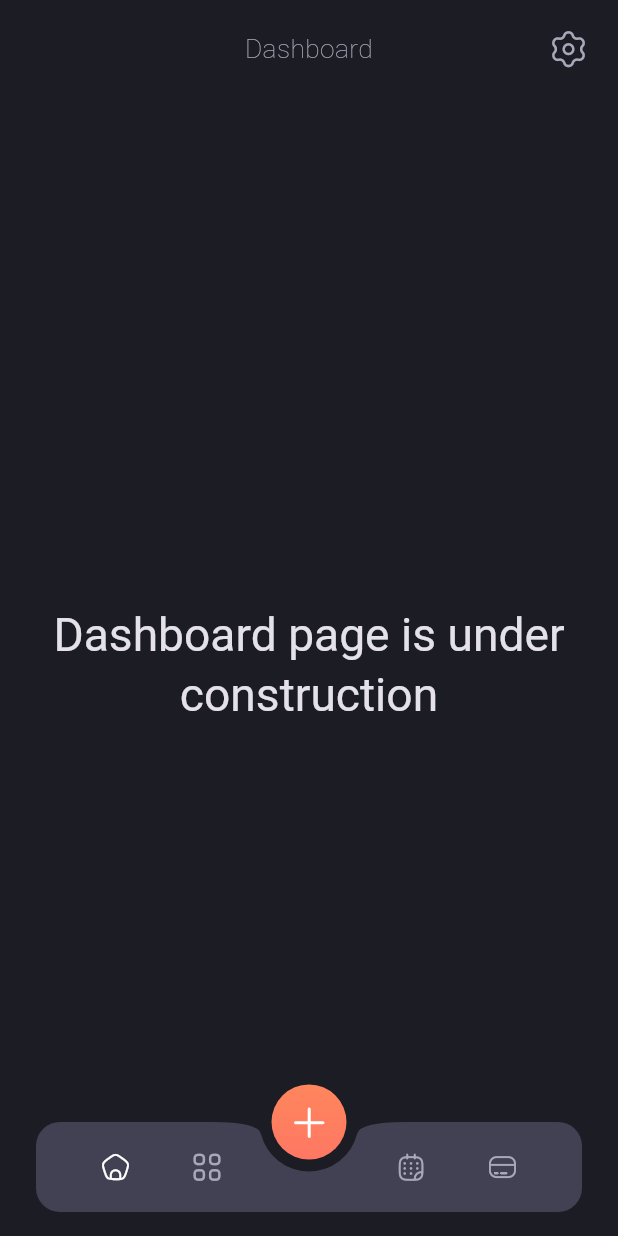
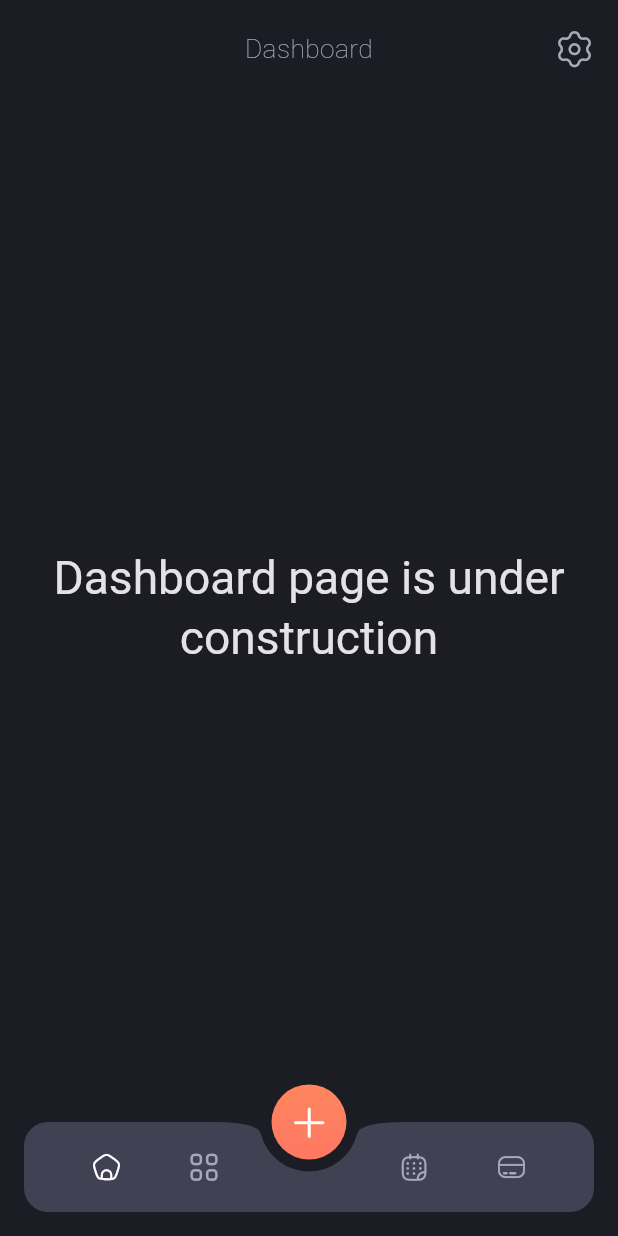
Before and after one commit to P-B1101/ca-demo, a Flutter app: the screen it shows after launch, on a phone screen of 412 x 824 dp. Run offline on Flutter 3.47's test engine with Material 3 defaults, Android fonts, the phone set to English and light mode, and no system bars; our stand-ins replace auto_route, bloc, bloc_concurrency, dartz, dotted_border, equatable and 5 more; generated files the repository leaves out were written again.

Commit message:
fix some ui issue

```diff
--- a/lib/core/utils/ui_utils.dart
+++ b/lib/core/utils/ui_utils.dart
@@ -20,7 +20,7 @@ class UiUtils {
 
   static const menuWidth = 182.0;
 
-  static const horizontalPadding = 24.0;
+  static const horizontalPadding = 16.0;
 
   static const borderRadius = 16.0;
 
--- a/lib/feature/home/presentation/page/home_page.dart
+++ b/lib/feature/home/presentation/page/home_page.dart
@@ -127,6 +127,7 @@ class _HomePageState extends State<_HomePage> {
               tabsRouter.setActiveIndex(0);
               context.read<NavigatorControllerCubit>().backToHome();
             },
+            child: SafeArea(
               child: Column(
                 children: [
                   BlocBuilder<NavigatorControllerCubit, NavigatorControllerState>(
@@ -140,6 +141,7 @@ class _HomePageState extends State<_HomePage> {
                   ),
                   Expanded(child: child),
                 ],
+              ),
             ),
           ),
         );
```
Lines whose indentation alone changed are shown as unchanged.
